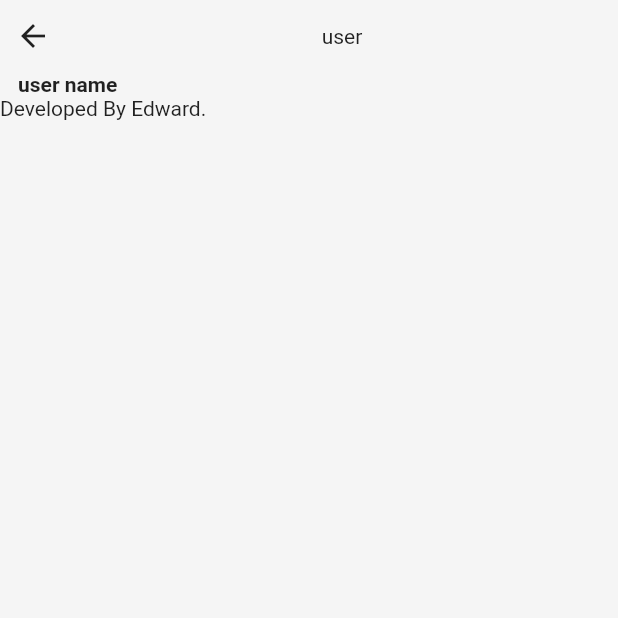
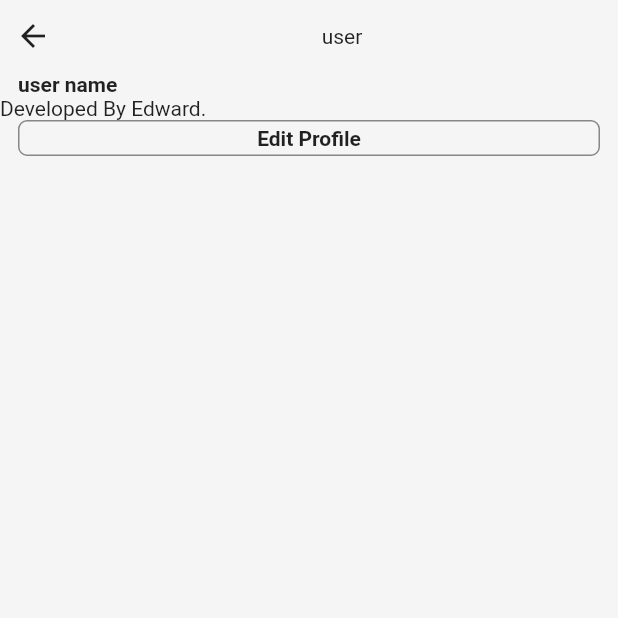
Before and after one commit to Edward-Kwak/Instagram-Clone-Project, a Flutter app: the ProfileScreen screen opened directly, on a phone screen of 412 x 824 dp, the top half of it. Run offline on Flutter 3.47's test engine with Material 2 defaults, Android fonts, the phone set to English and light mode, and no system bars; our stand-ins replace cached_network_image; network calls fail.

Commit message:
Added profile_body.dart file

```diff
--- a/lib/constants/common_vars.dart
+++ b/lib/constants/common_vars.dart
@@ -12,3 +12,5 @@ const double common_profile_img_size_s = 30;
 const double common_img_icon_size_s = 16.0;
 
 const double common_icon_width = 44.0;
+
+const double common_radius = 6.0;
--- a/lib/screens/profile_screen.dart
+++ b/lib/screens/profile_screen.dart
@@ -1,5 +1,6 @@
 import 'package:flutter/material.dart';
 import 'package:flutter_code_split/constants/common_vars.dart';
+import 'package:flutter_code_split/widgets/profile_body.dart';
 
 class ProfileScreen extends StatelessWidget {
   const ProfileScreen({Key? key}) : super(key: key);
@@ -13,8 +14,7 @@ class ProfileScreen extends StatelessWidget {
           crossAxisAlignment: CrossAxisAlignment.start,
           children: <Widget>[
             _appbar(),
-            _username(),
-            _userBio(),
+            ProfileBody(),
         ],),
       ),
     );
@@ -31,15 +31,6 @@ class ProfileScreen extends StatelessWidget {
     ],);
   }
 
-  Widget _username() {
-    return Padding(
-      padding: const EdgeInsets.symmetric(horizontal: common_padding_m),
-      child: Text('user name', style: TextStyle(fontWeight: FontWeight.bold),),
-    );
-  }
 
-  Widget _userBio() {
-    return Text("Developed By Edward.", style: TextStyle(fontWeight: FontWeight.w400),);
-  }
 
 }
--- /dev/null
+++ b/lib/widgets/profile_body.dart
@@ -0,0 +1,48 @@
+import 'package:flutter/material.dart';
+import 'package:flutter_code_split/constants/common_vars.dart';
+
+class ProfileBody extends StatelessWidget {
+  const ProfileBody({Key? key}) : super(key: key);
+
+  @override
+  Widget build(BuildContext context) {
+    return Expanded(
+        child: CustomScrollView(
+          slivers: [
+            SliverList(
+              delegate: SliverChildListDelegate([
+                _username(),
+                _userBio(),
+                _editProfileButton()
+              ]),
+            )
+          ],
+        )
+    );
+  }
+
+  Widget _username() {
+    return Padding(
+      padding: const EdgeInsets.symmetric(horizontal: common_padding_m),
+      child: Text('user name', style: TextStyle(fontWeight: FontWeight.bold),),
+    );
+  }
+
+  Widget _userBio() {
+    return Text("Developed By Edward.", style: TextStyle(fontWeight: FontWeight.w400),);
+  }
+
+  Padding _editProfileButton() {
+    return Padding(
+      padding: const EdgeInsets.symmetric(horizontal: common_padding_m),
+      child: SizedBox(
+        height: common_padding_l,
+        child: OutlineButton(
+          onPressed: (){},
+          borderSide: BorderSide(color: Colors.black45),
+          shape: RoundedRectangleBorder(borderRadius: BorderRadius.circular(common_radius)),
+          child: Text('Edit Profile', style: TextStyle(fontWeight: FontWeight.bold),),),
+      ),
+    );
+  }
+}
```
